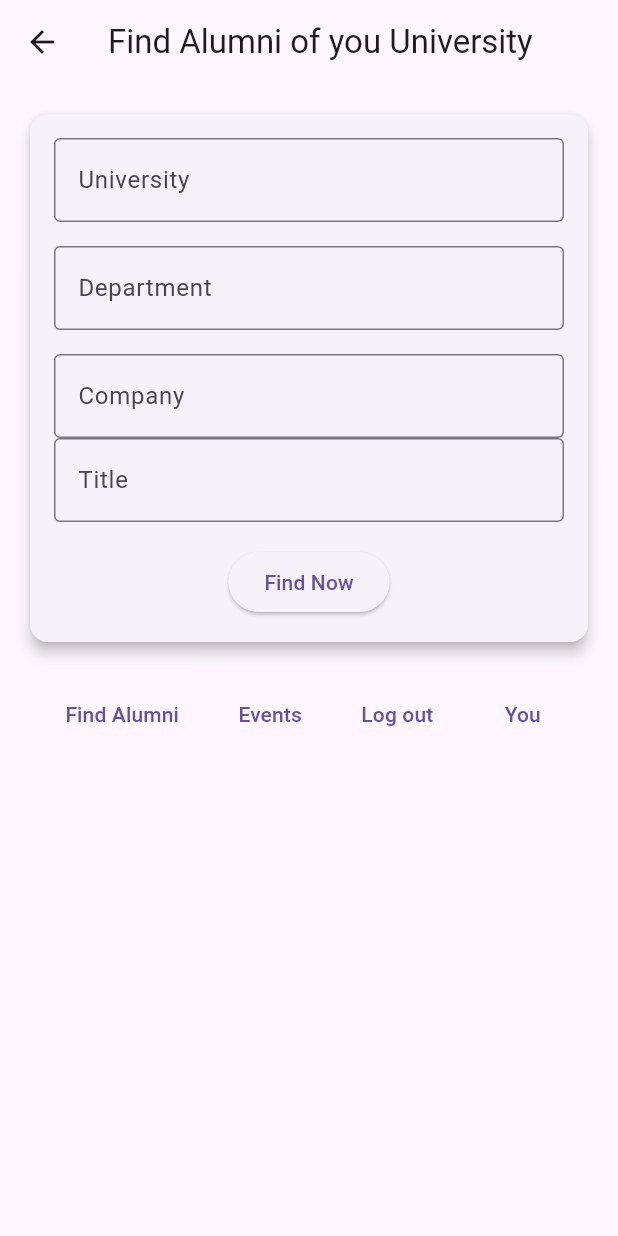
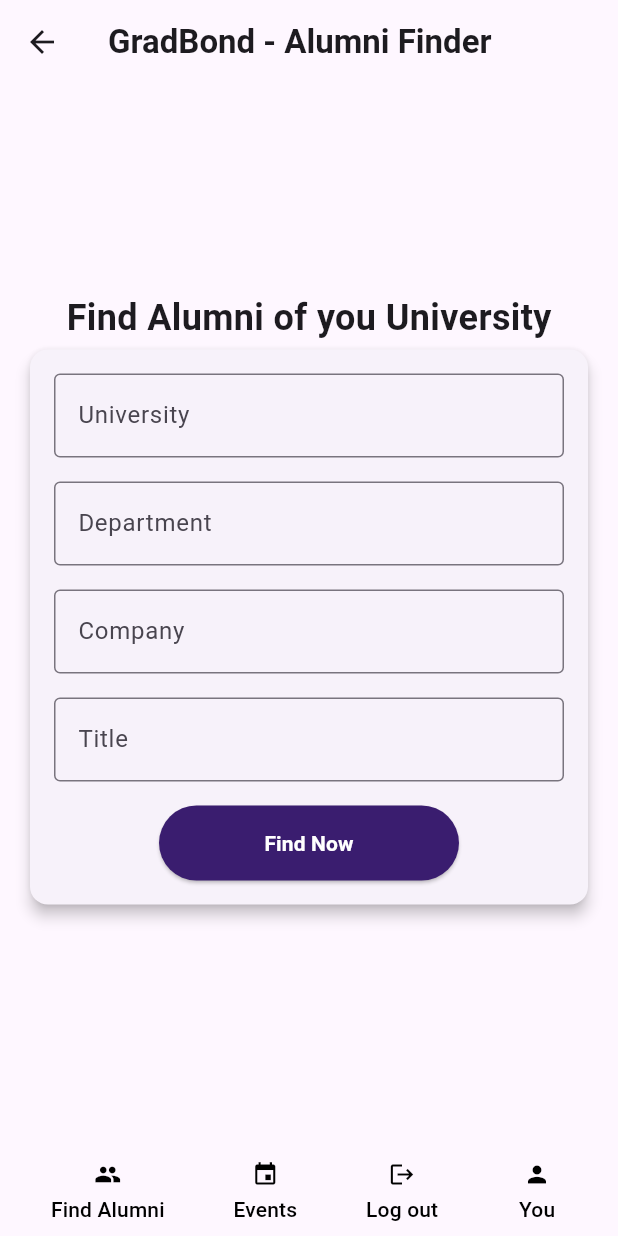
Before and after one commit to Arnaim/GradBond_WebApp, a Flutter app: the FindAlumni screen opened by its route, on a phone screen of 412 x 824 dp. Run offline on Flutter 3.47's test engine with Material 3 defaults, Android fonts, the phone set to English and light mode, and no system bars.

Commit message:
fixed some issues and added design

```diff
--- a/lib/bottom_navigation.dart
+++ b/lib/bottom_navigation.dart
@@ -8,28 +8,49 @@ class bottomNavigation extends StatelessWidget{
     return Row(
       mainAxisAlignment: MainAxisAlignment.spaceEvenly,
       children: [
-        TextButton(
-          onPressed: (){},
-          child: const Text("Find Alumni")
+        _buildNavItem(
+          icon: Icons.people,
+          label: "Find Alumni",
+          onPressed: () {},
         ),
-        TextButton(
-          onPressed: (){},
-          child: const Text("Events")
+        _buildNavItem(
+          icon: Icons.event,
+          label: "Events",
+          onPressed: () {},
         ),
-        TextButton(
-          onPressed: (){
-             _showLogoutDialog(context);
+        _buildNavItem(
+          icon: Icons.logout,
+          label: "Log out",
+          onPressed: () {
+            _showLogoutDialog(context);
           },
-          child: const Text("Log out")
         ),
-        TextButton(
-          onPressed: (){
-           // Navigator.push(context,
-           // MaterialPageRoute(builder: (context) => const ProfilePage()));
+        _buildNavItem(
+          icon: Icons.person,
+          label: "You",
+          onPressed: () {
+            // Navigator.push(context,
+            // MaterialPageRoute(builder: (context) => const ProfilePage()));
           },
-          child: const Text("You")
         ),
       ],
+    );
+  }
+
+Widget _buildNavItem({required IconData icon, required String label, required VoidCallback onPressed}) {
+    return TextButton(
+      onPressed: onPressed,
+      child: Column(
+        mainAxisSize: MainAxisSize.min,
+        children: [
+          Icon(icon, color: Colors.black),
+          const SizedBox(height: 4),
+          Text(
+            label,
+            style: const TextStyle(color: Colors.black),
+          ),
+        ],
+      ),
     );
   }
 }
@@ -38,18 +59,35 @@ void _showLogoutDialog(BuildContext context){
   showDialog(
     context: context,
     builder: (context) => AlertDialog(
-      title: const Text("Logout"),
+      title: const Text(
+        "Logout",
+         style: TextStyle(
+         color: Colors.black,
+            ),
+          ),
       content: const Text("Are you sure you want to logout?"),
       actions: [
         TextButton(
-          onPressed: (){},
-          child: const Text("Cancel")
+          onPressed: (){
+              Navigator.pop(context);
+          },
+          child: const Text(
+            "Cancel",
+             style: TextStyle(
+              color: Colors.black,
+            ),
+            )
         ),
         TextButton(
           onPressed: (){
             Navigator.of(context).pushReplacementNamed('/login');
           },
-          child: const Text("Logout")
+          child: const Text(
+            "Logout",
+             style: TextStyle(
+              color: Colors.red,
+            ),
+            )
         )
       ],
     )
--- a/lib/find_alumni.dart
+++ b/lib/find_alumni.dart
@@ -8,19 +8,34 @@ class FindAlumni extends StatelessWidget{
   Widget build(BuildContext context){
     return Scaffold(
       appBar: AppBar(
-        title: const Text("Find Alumni of you University"),
+        title: const Text(
+          "GradBond - Alumni Finder",
+           style: TextStyle(
+            fontWeight: FontWeight.bold,
+           ),
+          ),
       ),
     body: Padding(
       padding: EdgeInsets.all(16.0),
       child: Column(
+        mainAxisAlignment: MainAxisAlignment.center,
+        crossAxisAlignment: CrossAxisAlignment.center,
         children: [
+          const Text(
+            "Find Alumni of you University",
+             style: TextStyle(
+              fontWeight: FontWeight.bold,
+               fontSize: 24),
+            ),
            _searchForm(),
            SizedBox(height: 20,),
-          bottomNavigation(context: context),
+
         ],
       ),
       ),
+    bottomNavigationBar:  bottomNavigation(context: context),
     );
+
   }
 }
 
@@ -54,6 +69,7 @@ class _searchForm extends StatelessWidget{
                 border: OutlineInputBorder(),
               ),
             ),
+            SizedBox(height: 16,),
             TextFormField(
               decoration: const InputDecoration(
                 labelText: "Title",
@@ -65,8 +81,18 @@ class _searchForm extends StatelessWidget{
             onPressed: (){
               //handle search function
             },
-            child: const Text("Find Now"),
-            )
+            child: const Text(
+              "Find Now",
+              style: TextStyle(
+                color: Colors.white,
+                fontWeight: FontWeight.bold,
+              ),
+              ),
+              style:  ElevatedButton.styleFrom(
+                backgroundColor: Color.fromRGBO(58, 29, 111, 1),
+                minimumSize: const Size(200, 50)
+              )
+              )
           ]
         ),
         ),
```
Also changed, not shown: lib/login.dart (+10 -5 lines).
